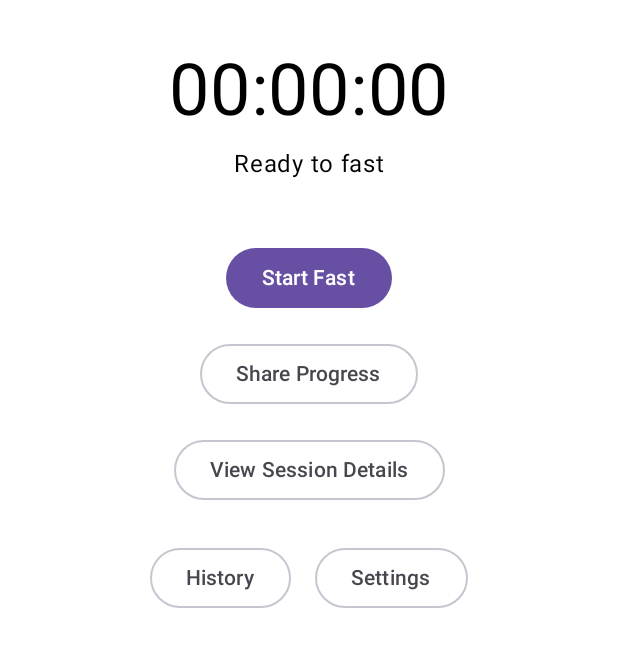
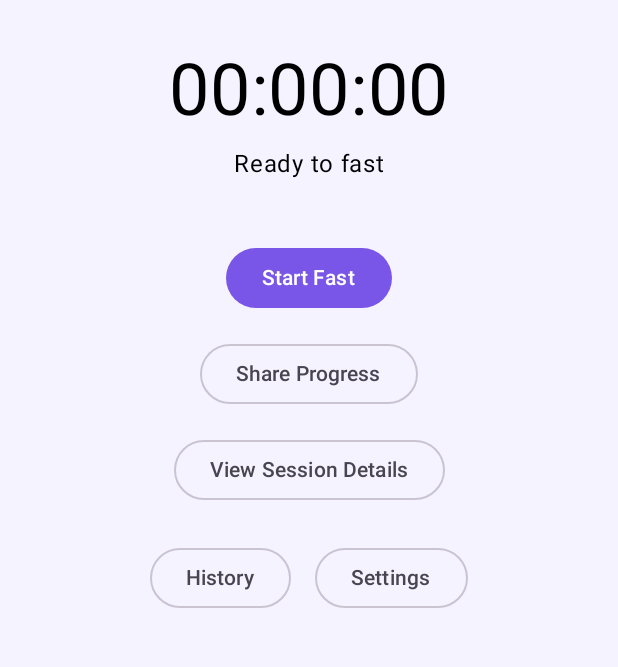
Before and after one commit to Khay0000/FastFlow-MobileApp, an Android app built with Jetpack Compose: the screen it shows after launch (MainActivity), on a phone screen of 412 x 824 dp, the part 341-1008 px from its top. Run offline under Robolectric (Android 15) with nearby library versions, the phone set to English and light mode, and no system bars.

Commit message:
Add custom FastFlow theme and dashboard background

```diff
--- a/app/src/main/java/com/griffith/fastflow/ui/DashboardScreen.kt
+++ b/app/src/main/java/com/griffith/fastflow/ui/DashboardScreen.kt
@@ -1,6 +1,7 @@
 package com.griffith.fastflow.ui
 
 import android.content.Intent
+import androidx.compose.foundation.background
 import androidx.compose.foundation.layout.*
 import androidx.compose.material3.*
 import androidx.compose.runtime.*
@@ -49,6 +50,7 @@ fun DashboardScreen(
     Column(
         modifier = Modifier
             .fillMaxSize()
+            .background(MaterialTheme.colorScheme.background)
             .padding(24.dp),
         horizontalAlignment = Alignment.CenterHorizontally,
         verticalArrangement = Arrangement.Center
--- a/app/src/main/java/com/griffith/fastflow/ui/theme/Theme.kt
+++ b/app/src/main/java/com/griffith/fastflow/ui/theme/Theme.kt
@@ -5,9 +5,25 @@ import androidx.compose.material3.MaterialTheme
 import androidx.compose.material3.darkColorScheme
 import androidx.compose.material3.lightColorScheme
 import androidx.compose.runtime.Composable
+import androidx.compose.ui.graphics.Color
 
-private val DarkColorScheme = darkColorScheme()
-private val LightColorScheme = lightColorScheme()
+private val DarkColorScheme = darkColorScheme(
+    primary = Color(0xFFA78BFA),
+    background = Color(0xFF17152B),
+    surface = Color(0xFF25203F),
+    onPrimary = Color(0xFF17152B),
+    onBackground = Color(0xFFFFFFFF),
+    onSurface = Color(0xFFFFFFFF)
+)
+
+private val LightColorScheme = lightColorScheme(
+    primary = Color(0xFF7955E8),
+    background = Color(0xFFF5F3FF),
+    surface = Color(0xFFFFFFFF),
+    onPrimary = Color(0xFFFFFFFF),
+    onBackground = Color(0xFF17152B),
+    onSurface = Color(0xFF17152B)
+)
 
 @Composable
 fun FastFlowTheme(
```
